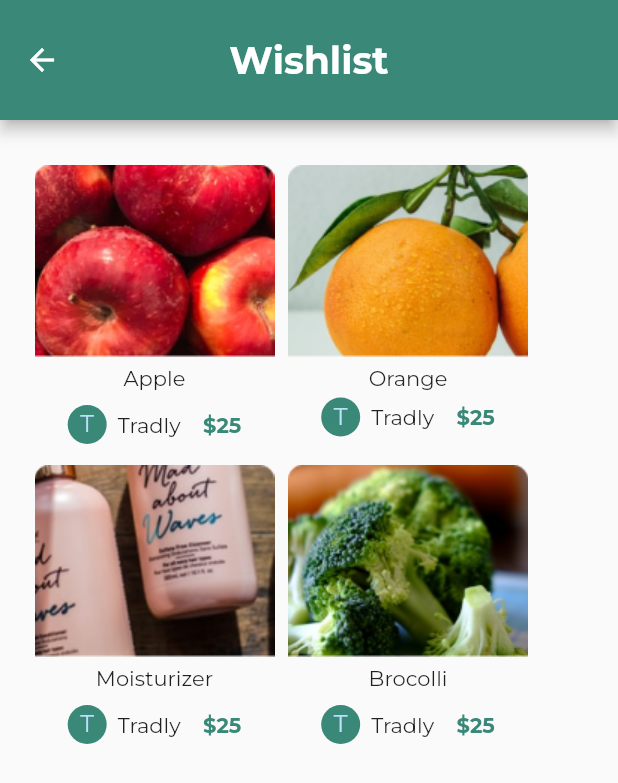
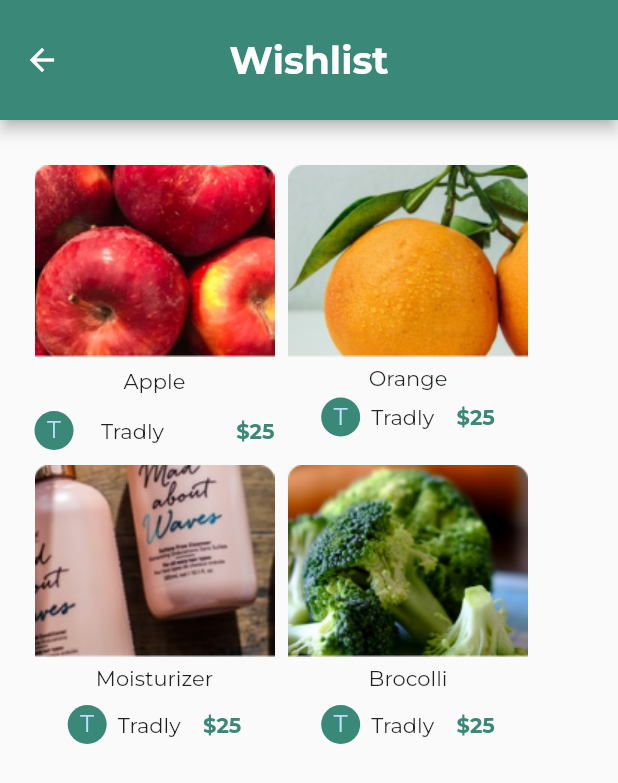
Before and after one commit to darshitsoftrefine/UI_Design_Advanced, a Flutter app: the HomeDashboard screen opened directly, after a tap on the "favorite" icon, on a phone screen of 412 x 824 dp. Shown: the top 783 px of the screen. Run offline on Flutter 3.47's test engine with Material 2 defaults, Android fonts, the light colour scheme and no system bars; our stand-ins replace device_preview, dotted_border, flutter_otp_text_field, google_fonts.

```diff
--- a/lib/Login_and_OTP_screens/otp_verification.dart
+++ b/lib/Login_and_OTP_screens/otp_verification.dart
@@ -38,7 +38,8 @@ class _OtpVerificationState extends State<OtpVerification> {
                 numberOfFields: 6,
                 borderColor: const Color(0xFFFFFFFF),
                 showFieldAsBox: false,
-
+                enabledBorderColor: Colors.white,
+                focusedBorderColor: Colors.white,
                 onCodeChanged: (String code) {
                 },
               ),
--- a/lib/cart/payments/checkout_success_screen.dart
+++ b/lib/cart/payments/checkout_success_screen.dart
@@ -121,7 +121,8 @@ class _CheckoutSuccessScreenState extends State<CheckoutSuccessScreen> {
                     MaterialPageRoute(builder: (context) => const HomeDashboard()),
                   );
                 },
-                  child: const Text("Back to Home", style: TextStyle(fontWeight: FontWeight.bold),)),)
+                  child: const Text("Back to Home", style: TextStyle(fontWeight: FontWeight.bold),)),),
+              SizedBox(height: 15,),
           ],
           ),
         ),
--- a/lib/home_screens/browse.dart
+++ b/lib/home_screens/browse.dart
@@ -34,6 +34,7 @@ class _BrowseState extends State<Browse> {
             children: <Widget>[
               const SizedBox(height: 25,),
               Row(
+                mainAxisAlignment: MainAxisAlignment.spaceBetween,
                 children: [
                   const Text("Browse", style: TextStyle(color: Colors.white, fontWeight: FontWeight.bold, fontSize: 30),),
                   const SizedBox(width: 109,),
@@ -143,7 +144,7 @@ class _BrowseState extends State<Browse> {
         ),
       ),
       body: Padding(
-        padding: const EdgeInsets.only(top: 30, left: 23, right: 23),
+        padding: const EdgeInsets.only(top: 30, left: 23, right: 23, bottom: 20),
         child: SingleChildScrollView(
           scrollDirection: Axis.vertical,
           child: Column(
--- a/lib/home_screens/home_dashboard.dart
+++ b/lib/home_screens/home_dashboard.dart
@@ -3,6 +3,7 @@ import 'package:tradly/bottom_bar.dart';
 import 'package:tradly/constants/custom_field.dart';
 import 'package:tradly/home_screens/browse.dart';
 import 'package:tradly/home_screens/wishlist_screen.dart';
+import 'package:tradly/models/new_product_list.dart';
 import 'package:tradly/product_details/beverages_product.dart';
 import 'package:tradly/product_details/fruit_product.dart';
 import 'package:tradly/product_details/home_product.dart';
@@ -11,6 +12,7 @@ import 'package:tradly/product_details/vegetables_product.dart';
 import 'package:tradly/themes/themes.dart';
 
 import '../cart/cart_add_address.dart';
+import '../models/popular_product_list.dart';
 import '../product_details/bread_product.dart';
 import '../product_details/egg_product.dart';
 import '../product_details/frozen_product.dart';
@@ -31,7 +33,7 @@ class _HomeDashboardState extends State<HomeDashboard> {
     return Scaffold(
       appBar: AppBar(
         backgroundColor: CustomColors.primaryColor,
-        toolbarHeight: 150,
+        toolbarHeight: 163,
         automaticallyImplyLeading: false,
         flexibleSpace: Container(
           padding: const EdgeInsets.only(bottom: 20.0, top: 20.0, left: 15, right: 14),
@@ -41,6 +43,7 @@ class _HomeDashboardState extends State<HomeDashboard> {
             children: <Widget>[
               const SizedBox(height: 25,),
               Row(
+                mainAxisAlignment: MainAxisAlignment.spaceBetween,
                 children: [
                   const Text("Groceries", style: TextStyle(color: Colors.white, fontWeight: FontWeight.bold, fontSize: 24),),
                   const SizedBox(width: 104,),
@@ -77,9 +80,7 @@ class _HomeDashboardState extends State<HomeDashboard> {
                 ],
               ),
               const SizedBox(height: 20,),
-              Expanded(
-              child: Center(
-                child: TextFormField(
+              TextFormField(
                 enabled: true,
                 style: const TextStyle(color: Colors.white),
                 controller: control,
@@ -93,8 +94,6 @@ class _HomeDashboardState extends State<HomeDashboard> {
                     borderSide: const BorderSide(
                       color: Colors.white,
                       width: 1.0,
-                      ),
-                    ),
                     ),
                   ),
                 ),
@@ -115,19 +114,17 @@ class _HomeDashboardState extends State<HomeDashboard> {
                   children: [
                     Stack(
                       children: [
-                        Image.asset('assets/images/food_home.png', width: 310,),
-                        Column(
+                        Image.asset('assets/images/food_home.png'),
+                        Padding(
+                          padding: const EdgeInsets.only(top: 40, left: 15),
+                          child: Column(
                             children: [
-                            const Padding(
-                              padding: EdgeInsets.only(top: 35, left: 15),
-                              child: Text("READY TO DELIVER TO \n YOUR HOME", style: TextStyle(color: Colors.white, fontSize: 15),),
-                            ),
-                            Padding(
-                              padding: const EdgeInsets.only(top: 15, bottom: 8, right: 25, left: 15),
-                              child: ElevatedButton(onPressed: (){
+                              Text("READY TO DELIVER TO \n YOUR HOME", style: TextStyle(color: Colors.white, fontSize: 15),),
+                              SizedBox(height: 17,),
+                              ElevatedButton(onPressed: (){
 
                               },   style: ElevatedButton.styleFrom(
-                                fixedSize: const Size(200, 45),
+                                fixedSize: const Size(151, 28),
                                 backgroundColor: Colors.transparent,
                                 side: const BorderSide(color: Colors.white, width: 1),
                                 shape: RoundedRectangleBorder(
@@ -136,10 +133,10 @@ class _HomeDashboardState extends State<HomeDashboard> {
                               ),
                                 child: const Text(
                                   "START SHOPPING",
-                                  style: TextStyle(fontSize: 15, color:Colors.white),
+                                  style: TextStyle(fontSize: 12, color:Colors.white),
                                 ),),
+                            ],
                           ),
-                          ],
                         ),
                       ],
                     ),
@@ -301,7 +298,7 @@ class _HomeDashboardState extends State<HomeDashboard> {
             Padding(
               padding: const EdgeInsets.all(8.0),
               child: Row(
-                mainAxisAlignment: MainAxisAlignment.start,
+                mainAxisAlignment: MainAxisAlignment.spaceBetween,
                 children: [
                   const Text("New Product", style: TextStyle(fontWeight: FontWeight.bold, fontSize: 18),),
                   const SizedBox(width: 100,),
@@ -323,24 +320,56 @@ class _HomeDashboardState extends State<HomeDashboard> {
             ),
             Padding(
               padding: const EdgeInsets.all(8.0),
-              child: SingleChildScrollView(
+                child: Container(
+                  height: 200,
+                  child: ListView(
+                    shrinkWrap: true,
                     scrollDirection: Axis.horizontal,
-                child: Row(
+                    children: List.generate(newProductList.length, (index) {
+                        return Column(
+                          crossAxisAlignment: CrossAxisAlignment.start,
                           children: [
-                    Image.asset('assets/images/Product with sale.png'),
-                    const SizedBox(width: 15,),
-                    Image.asset('assets/images/Product.png'),
-                    const SizedBox(width: 15,),
-                    Image.asset('assets/images/Product with sale1.png'),
-
+                            Image.asset(newProductList[index].image),
+                            SizedBox(height: 10,),
+                            Text(newProductList[index].productName, style: TextStyle(fontWeight: FontWeight.w500),),
+                            SizedBox(height: 10,),
+                            Row(
+                              children: [
+                                CircleAvatar(
+                                  backgroundColor: CustomColors.primaryColor,
+                                  radius: 10,
+                                  child: Text('T'),
+                                ),
+                                SizedBox(width: 3,),
+                                Text(newProductList[index].logoText),
+                                SizedBox(width: 55,),
+                                Text(newProductList[index].price, style: TextStyle(color: CustomColors.primaryColor, fontWeight: FontWeight.bold),)
                               ],
+                            )
+                          ],
+                        );
+                      })
                     ),
                 ),
+
+              //   SingleChildScrollView(
+              //     scrollDirection: Axis.horizontal,
+              //   child: Row(
+              //     children: [
+              //       Image.asset('assets/images/Product with sale.png'),
+              //       const SizedBox(width: 15,),
+              //       Image.asset('assets/images/Product.png'),
+              //       const SizedBox(width: 15,),
+              //       Image.asset('assets/images/Product with sale1.png'),
+              //
+              //     ],
+              //   ),
+              // ),
             ),
             Padding(
               padding: const EdgeInsets.all(8.0),
               child: Row(
-                mainAxisAlignment: MainAxisAlignment.start,
+                mainAxisAlignment: MainAxisAlignment.spaceBetween,
                 children: [
                   const Text("Popular Product", style: TextStyle(fontWeight: FontWeight.bold, fontSize: 18),),
                   const SizedBox(width: 65,),
@@ -362,20 +391,51 @@ class _HomeDashboardState extends State<HomeDashboard> {
             ),
             Padding(
               padding: const EdgeInsets.all(8.0),
-              child: SingleChildScrollView(
+              child: Container(
+                height: 200,
+                child: ListView(
+                    shrinkWrap: true,
                     scrollDirection: Axis.horizontal,
-                child: Row(
+                    children: List.generate(popularProductList.length, (index) {
+                      return Column(
+                        crossAxisAlignment: CrossAxisAlignment.start,
                         children: [
-                    Image.asset('assets/images/Productfish.png'),
-                    const SizedBox(width: 15,),
-                    Image.asset('assets/images/Productshampoo.png'),
-                    const SizedBox(width: 15,),
-                    Image.asset('assets/images/Product with sale1.png'),
-                    const SizedBox(width: 15,),
-
+                          Image.asset(popularProductList[index].image),
+                          SizedBox(height: 10,),
+                          Text(popularProductList[index].productName, style: TextStyle(fontWeight: FontWeight.w500),),
+                          SizedBox(height: 10,),
+                          Row(
+                            children: [
+                              CircleAvatar(
+                                backgroundColor: CustomColors.primaryColor,
+                                radius: 10,
+                                child: Text('T'),
+                              ),
+                              SizedBox(width: 3,),
+                              Text(popularProductList[index].logoText),
+                              SizedBox(width: 55,),
+                              Text(popularProductList[index].price, style: TextStyle(color: CustomColors.primaryColor, fontWeight: FontWeight.bold),)
                             ],
+                          )
+                        ],
+                      );
+                    })
                 ),
               ),
+              // SingleChildScrollView(
+              //   scrollDirection: Axis.horizontal,
+              //   child: Row(
+              //     children: [
+              //       Image.asset('assets/images/Productfish.png'),
+              //       const SizedBox(width: 15,),
+              //       Image.asset('assets/images/Productshampoo.png'),
+              //       const SizedBox(width: 15,),
+              //       Image.asset('assets/images/Product with sale1.png'),
+              //       const SizedBox(width: 15,),
+              //
+              //     ],
+              //   ),
+              // ),
             ),
             Container(
               width: 500,
@@ -387,7 +447,7 @@ class _HomeDashboardState extends State<HomeDashboard> {
                   Padding(
                     padding: const EdgeInsets.all(8.0),
                     child: Row(
-                      mainAxisAlignment: MainAxisAlignment.start,
+                      mainAxisAlignment: MainAxisAlignment.spaceBetween,
                       children: [
                         const Text("Store to Follow", style: TextStyle(fontWeight: FontWeight.bold, fontSize: 18, color: Colors.white),),
                         const SizedBox(width: 70,),
--- a/lib/home_screens/order_history.dart
+++ b/lib/home_screens/order_history.dart
@@ -49,6 +49,7 @@ class OrderHistory extends StatelessWidget {
             ),
         const SizedBox(height: 50,),
         Row(
+          mainAxisAlignment: MainAxisAlignment.spaceEvenly,
     children: [
     Image.asset('assets/images/Rectangle 292.png', width: 47, height: 47,),
     const SizedBox(width: 20,),
@@ -86,6 +87,7 @@ class OrderHistory extends StatelessWidget {
       ),
             const SizedBox(height: 30,),
             Row(
+                mainAxisAlignment: MainAxisAlignment.spaceEvenly,
                 children: [
                   Image.asset('assets/images/Rectangle 292.png', width: 47, height: 47,),
                   const SizedBox(width: 20,),
@@ -126,6 +128,7 @@ class OrderHistory extends StatelessWidget {
             ),
             const SizedBox(height: 30,),
             Row(
+                mainAxisAlignment: MainAxisAlignment.spaceEvenly,
                 children: [
                   Image.asset('assets/images/Rectangle 292.png', width: 47, height: 47,),
                   const SizedBox(width: 20,),
@@ -166,6 +169,7 @@ class OrderHistory extends StatelessWidget {
             ),
             const SizedBox(height: 30,),
             Row(
+                mainAxisAlignment: MainAxisAlignment.spaceEvenly,
                 children: [
                   Image.asset('assets/images/Rectangle 292.png', width: 47, height: 47,),
                   const SizedBox(width: 20,),
--- a/lib/home_screens/wishlist_screen.dart
+++ b/lib/home_screens/wishlist_screen.dart
@@ -24,12 +24,13 @@ class WishlistScreen extends StatelessWidget {
     children: [SingleChildScrollView(
       scrollDirection: Axis.horizontal,
       child: Row(
+        mainAxisAlignment: MainAxisAlignment.spaceBetween,
       children: [
       SizedBox(
       width: 160,
       height: 190,
       child: Column(
-      mainAxisAlignment: MainAxisAlignment.start,
+      mainAxisAlignment: MainAxisAlignment.spaceBetween,
        children: [
       GestureDetector(
       onTap: () {
@@ -43,7 +44,7 @@ class WishlistScreen extends StatelessWidget {
       const Text("Apple"),
       const SizedBox(height: 10,),
       Row(
-      mainAxisAlignment: MainAxisAlignment.center,
+      mainAxisAlignment: MainAxisAlignment.spaceBetween,
       children: [
       CircleAvatar(
       backgroundColor: CustomColors.primaryColor,
@@ -97,6 +98,7 @@ class WishlistScreen extends StatelessWidget {
     SingleChildScrollView(
       scrollDirection: Axis.horizontal,
       child: Row(
+        mainAxisAlignment: MainAxisAlignment.spaceEvenly,
       children: [
       SizedBox(
       width: 160,
--- a/lib/main.dart
+++ b/lib/main.dart
@@ -20,6 +20,7 @@ class MyApp extends StatelessWidget {
   @override
   Widget build(BuildContext context) {
     return MaterialApp(
+      //locale: DevicePreview.of(context).locale,
       debugShowCheckedModeBanner: false,
       title: 'Tradly',
       theme: ThemeData(
```
Also changed, not shown: lib/Login_and_OTP_screens/send_otp.dart (+41 -2 lines), lib/Login_and_OTP_screens/signup.dart (+8 -1 lines), lib/cart/payments/track_order_constant.dart (+10 -13 lines), lib/models/new_product_list.dart (added, +15 -0 lines), lib/models/popular_product_list.dart (added, +15 -0 lines), lib/product_details/product_detail.dart (+3 -4 lines), assets/images/brocolli.png (added), assets/images/cocacola.png (added), assets/images/fish_pop.png (added), assets/images/shampoo_pop.png (added). Lines whose indentation alone changed are shown as unchanged.
